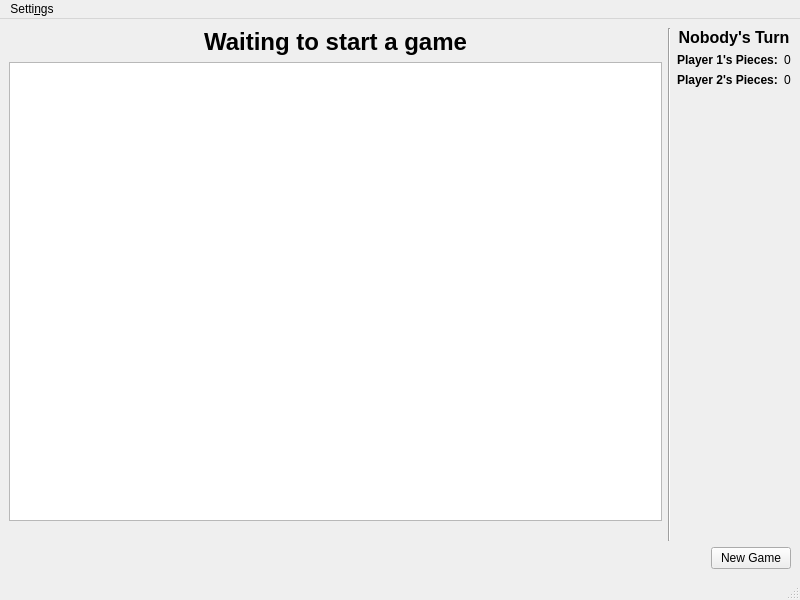
Before: the Qt Designer form ui_files/main_window.ui in SuheybAden/Qt-Shax, drawn with Qt 5.
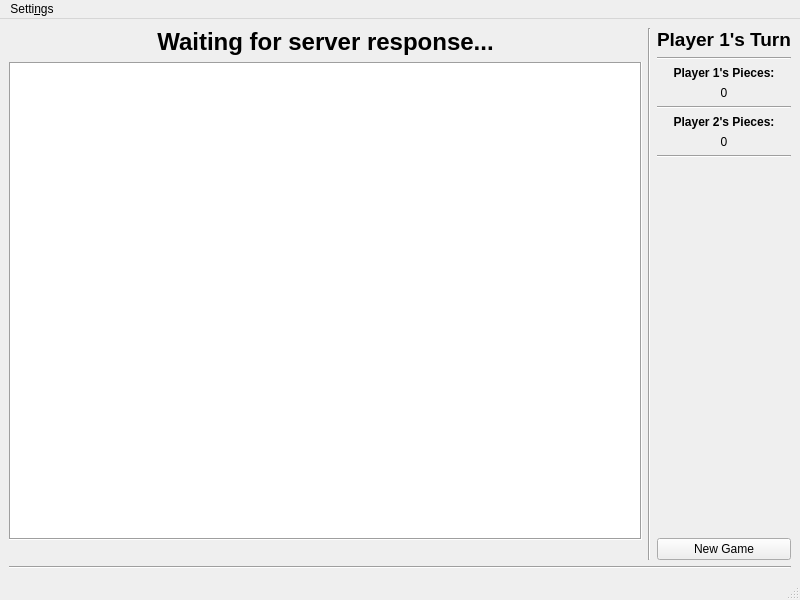
After: the same form once the commit is applied.

What changed in the file:
```diff
--- a/ui_files/main_window.ui
+++ b/ui_files/main_window.ui
@@ -25,12 +25,11 @@
            <font>
             <family>Arial</family>
             <pointsize>18</pointsize>
-            <weight>75</weight>
             <bold>true</bold>
            </font>
           </property>
           <property name="text">
-           <string>Waiting to start a game</string>
+           <string>Waiting for server response...</string>
           </property>
           <property name="textFormat">
            <enum>Qt::AutoText</enum>
@@ -45,6 +44,12 @@
           <property name="mouseTracking">
            <bool>true</bool>
           </property>
+          <property name="frameShape">
+           <enum>QFrame::Box</enum>
+          </property>
+          <property name="frameShadow">
+           <enum>QFrame::Sunken</enum>
+          </property>
           <property name="verticalScrollBarPolicy">
            <enum>Qt::ScrollBarAlwaysOff</enum>
           </property>
@@ -82,14 +87,22 @@
           <property name="font">
            <font>
             <family>Arial</family>
-            <pointsize>12</pointsize>
-            <weight>75</weight>
+            <pointsize>14</pointsize>
             <italic>false</italic>
             <bold>true</bold>
            </font>
           </property>
+          <property name="frameShape">
+           <enum>QFrame::NoFrame</enum>
+          </property>
+          <property name="frameShadow">
+           <enum>QFrame::Plain</enum>
+          </property>
+          <property name="lineWidth">
+           <number>1</number>
+          </property>
           <property name="text">
-           <string>Nobody's Turn</string>
+           <string>Player 1's Turn</string>
           </property>
           <property name="alignment">
            <set>Qt::AlignCenter</set>
@@ -97,50 +110,77 @@
          </widget>
         </item>
         <item>
-         <layout class="QFormLayout" name="formLayout">
-          <item row="0" column="0">
+         <widget class="Line" name="line_2">
+          <property name="orientation">
+           <enum>Qt::Horizontal</enum>
+          </property>
+         </widget>
+        </item>
+        <item>
            <widget class="QLabel" name="label_3">
             <property name="font">
              <font>
               <family>Arial</family>
-              <weight>75</weight>
               <bold>true</bold>
              </font>
             </property>
             <property name="text">
              <string>Player 1's Pieces:</string>
             </property>
-           </widget>
-          </item>
-          <item row="0" column="1">
-           <widget class="QLabel" name="player1PiecesLbl">
+          <property name="alignment">
+           <set>Qt::AlignCenter</set>
+          </property>
+         </widget>
+        </item>
+        <item>
+         <widget class="QLabel" name="p1PiecesLbl">
             <property name="text">
              <string>0</string>
             </property>
-           </widget>
-          </item>
-          <item row="1" column="0">
+          <property name="alignment">
+           <set>Qt::AlignCenter</set>
+          </property>
+         </widget>
+        </item>
+        <item>
+         <widget class="Line" name="line_4">
+          <property name="orientation">
+           <enum>Qt::Horizontal</enum>
+          </property>
+         </widget>
+        </item>
+        <item>
            <widget class="QLabel" name="label_4">
             <property name="font">
              <font>
               <family>Arial</family>
-              <weight>75</weight>
               <bold>true</bold>
              </font>
             </property>
             <property name="text">
              <string>Player 2's Pieces:</string>
             </property>
-           </widget>
-          </item>
-          <item row="1" column="1">
-           <widget class="QLabel" name="player2PiecesLbl">
+          <property name="alignment">
+           <set>Qt::AlignCenter</set>
+          </property>
+         </widget>
+        </item>
+        <item>
+         <widget class="QLabel" name="p2PiecesLbl">
             <property name="text">
              <string>0</string>
             </property>
-           </widget>
-          </item>
-         </layout>
+          <property name="alignment">
+           <set>Qt::AlignCenter</set>
+          </property>
+         </widget>
+        </item>
+        <item>
+         <widget class="Line" name="line_5">
+          <property name="orientation">
+           <enum>Qt::Horizontal</enum>
+          </property>
+         </widget>
         </item>
         <item>
          <spacer name="verticalSpacer">
@@ -155,33 +195,29 @@
           </property>
          </spacer>
         </item>
-       </layout>
-      </item>
-     </layout>
-    </item>
-    <item>
-     <layout class="QHBoxLayout" name="horizontalLayout">
-      <item>
-       <spacer name="horizontalSpacer">
-        <property name="orientation">
-         <enum>Qt::Horizontal</enum>
-        </property>
-        <property name="sizeHint" stdset="0">
-         <size>
-          <width>40</width>
-          <height>20</height>
-         </size>
-        </property>
-       </spacer>
-      </item>
       <item>
        <widget class="QPushButton" name="gameBtn">
+          <property name="enabled">
+           <bool>true</bool>
+          </property>
         <property name="text">
          <string>New Game</string>
         </property>
+          <property name="checkable">
+           <bool>false</bool>
+          </property>
        </widget>
       </item>
      </layout>
+      </item>
+     </layout>
+    </item>
+    <item>
+     <widget class="Line" name="line_3">
+      <property name="orientation">
+       <enum>Qt::Horizontal</enum>
+      </property>
+     </widget>
     </item>
    </layout>
   </widget>
```
Left out of the diff: 12 changed lines with no effect on the pictures. Lines whose indentation alone changed are shown as unchanged.
